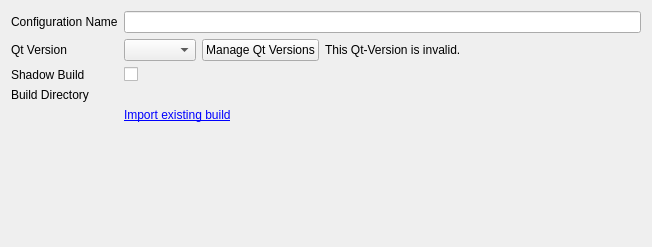
The window that src/plugins/qt4projectmanager/qt4buildconfigwidget.ui (qt-creator/qt-creator) describes before a commit, drawn with Qt 5.
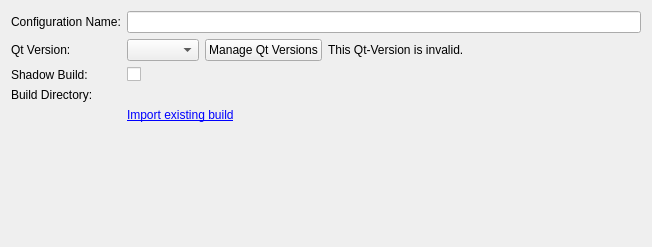
The same window after the commit. Custom widgets are drawn as their Qt base class.

The edit to the form file:
```diff
--- a/src/plugins/qt4projectmanager/qt4buildconfigwidget.ui
+++ b/src/plugins/qt4projectmanager/qt4buildconfigwidget.ui
@@ -22,7 +22,7 @@
      <item row="0" column="0">
       <widget class="QLabel" name="nameLabel">
        <property name="text">
-        <string>Configuration Name</string>
+        <string>Configuration Name:</string>
        </property>
       </widget>
      </item>
@@ -45,7 +45,7 @@
         </sizepolicy>
        </property>
        <property name="text">
-        <string>Qt Version</string>
+        <string>Qt Version:</string>
        </property>
       </widget>
      </item>
@@ -93,7 +93,7 @@
      <item row="2" column="0">
       <widget class="QLabel" name="label">
        <property name="text">
-        <string>Shadow Build</string>
+        <string>Shadow Build:</string>
        </property>
       </widget>
      </item>
@@ -113,7 +113,7 @@
         </sizepolicy>
        </property>
        <property name="text">
-        <string>Build Directory</string>
+        <string>Build Directory:</string>
        </property>
       </widget>
      </item>
```
